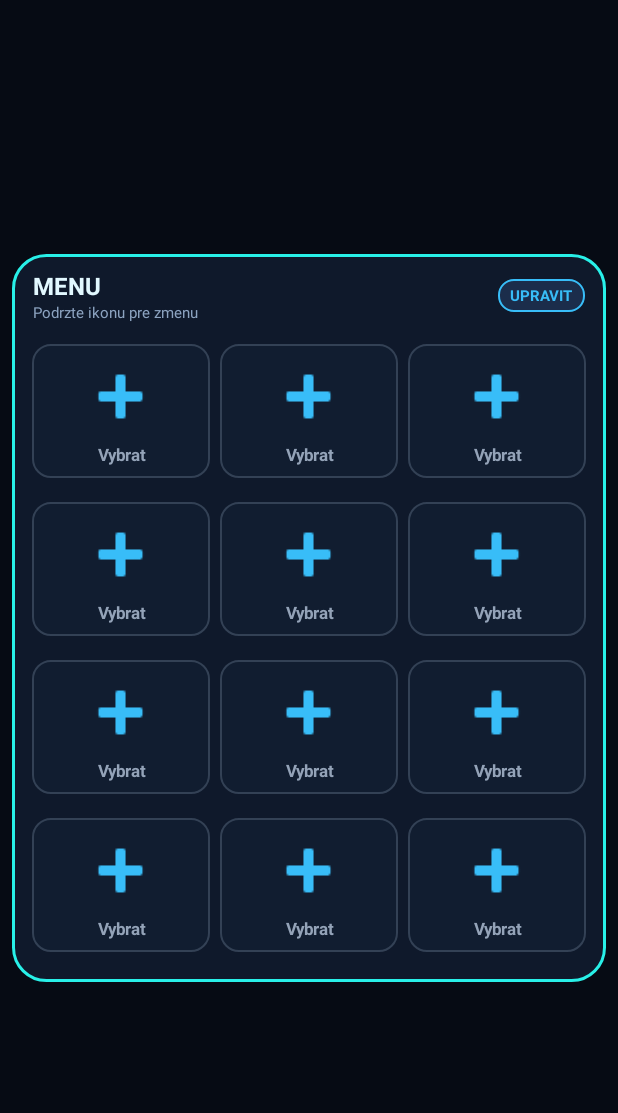
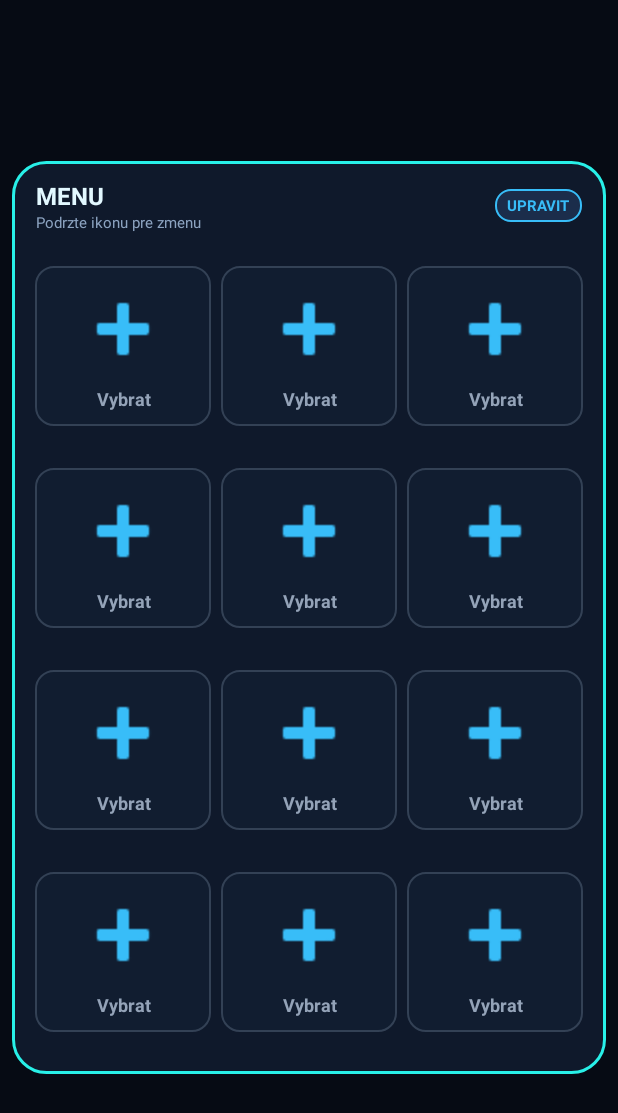
Before and after one commit to cva50000-svg/Menu_Android, an Android app: the screen it shows after launch (MainActivity), on a phone screen of 412 x 824 dp. Shown: the top 1113 px of the screen. Run offline under Robolectric (Android 15) with nearby library versions, the phone set to English and light mode, and no system bars.

Commit message:
Adjust padding and margins for layout elements

```diff
--- a/app/src/main/java/sk/menu/launcher/MainActivity.java
+++ b/app/src/main/java/sk/menu/launcher/MainActivity.java
@@ -128,7 +128,7 @@ public class MainActivity extends Activity {
 
         LinearLayout panel = new LinearLayout(this);
         panel.setOrientation(LinearLayout.VERTICAL);
-        panel.setPadding(dp(10), dp(10), dp(10), dp(12));
+        panel.setPadding(dp(12), dp(12), dp(12), dp(14));
         panel.setClickable(true);
 
         GradientDrawable panelBg = new GradientDrawable();
@@ -145,7 +145,7 @@ public class MainActivity extends Activity {
         LinearLayout header = new LinearLayout(this);
         header.setOrientation(LinearLayout.HORIZONTAL);
         header.setGravity(Gravity.CENTER_VERTICAL);
-        header.setPadding(dp(4), 0, dp(4), dp(6));
+        header.setPadding(dp(4), 0, dp(4), dp(8));
 
         LinearLayout titleBox = new LinearLayout(this);
         titleBox.setOrientation(LinearLayout.VERTICAL);
@@ -185,23 +185,23 @@ public class MainActivity extends Activity {
             LinearLayout card = new LinearLayout(this);
             card.setOrientation(LinearLayout.VERTICAL);
             card.setGravity(Gravity.CENTER);
-            card.setPadding(dp(4), dp(8), dp(4), dp(8));
+            card.setPadding(dp(4), dp(10), dp(4), dp(10));
 
             GridLayout.LayoutParams cardParams = new GridLayout.LayoutParams();
             cardParams.width = 0;
             cardParams.height = ViewGroup.LayoutParams.WRAP_CONTENT;
             cardParams.columnSpec = GridLayout.spec(i % 3, 1f);
             cardParams.rowSpec = GridLayout.spec(i / 3);
-            cardParams.setMargins(dp(3), dp(8), dp(3), dp(8)); // Zväčšené vertikálne rozostupy
+            cardParams.setMargins(dp(3), dp(14), dp(3), dp(14)); // Výrazne zväčšené vertikálne rozostupy
 
             ImageView iconView = new ImageView(this);
-            LinearLayout.LayoutParams iconParams = new LinearLayout.LayoutParams(dp(54), dp(54)); // Zväčšená veľkosť ikon
-            iconParams.bottomMargin = dp(4);
+            LinearLayout.LayoutParams iconParams = new LinearLayout.LayoutParams(dp(64), dp(64)); // Výrazne zväčšené ikony (64dp)
+            iconParams.bottomMargin = dp(6);
             iconView.setLayoutParams(iconParams);
 
             TextView nameView = new TextView(this);
             nameView.setTextColor(Color.parseColor("#F1F5F9"));
-            nameView.setTextSize(TypedValue.COMPLEX_UNIT_SP, 11);
+            nameView.setTextSize(TypedValue.COMPLEX_UNIT_SP, 12);
             nameView.setTypeface(Typeface.DEFAULT_BOLD);
             nameView.setGravity(Gravity.CENTER);
             nameView.setMaxLines(1);
```
